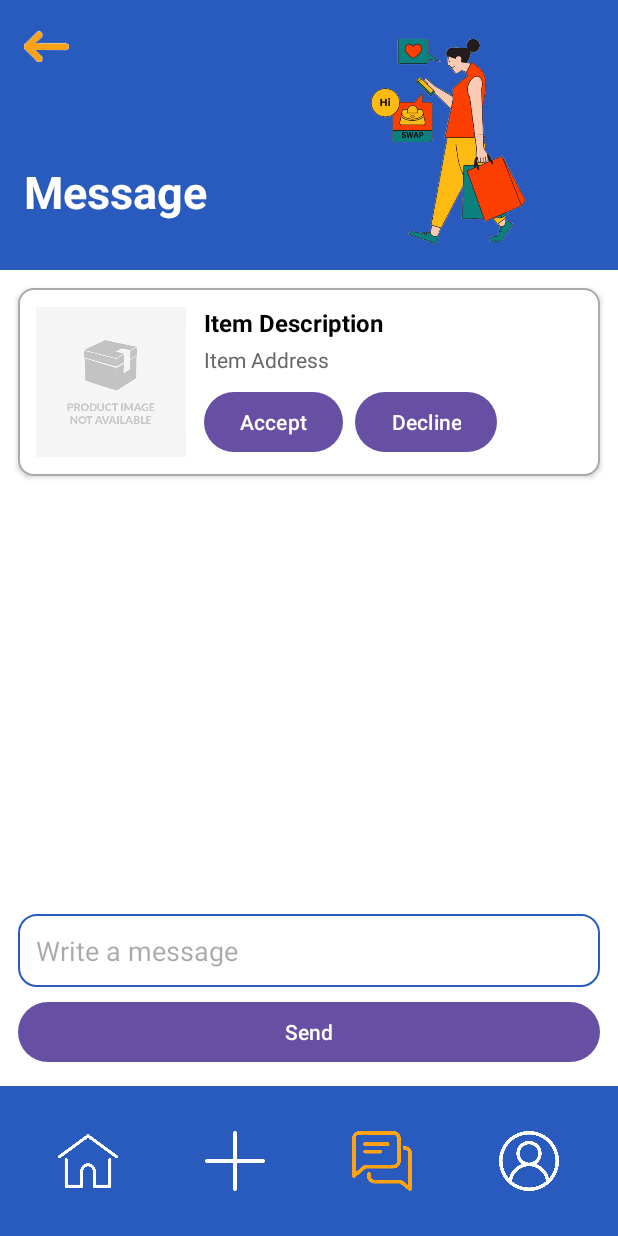
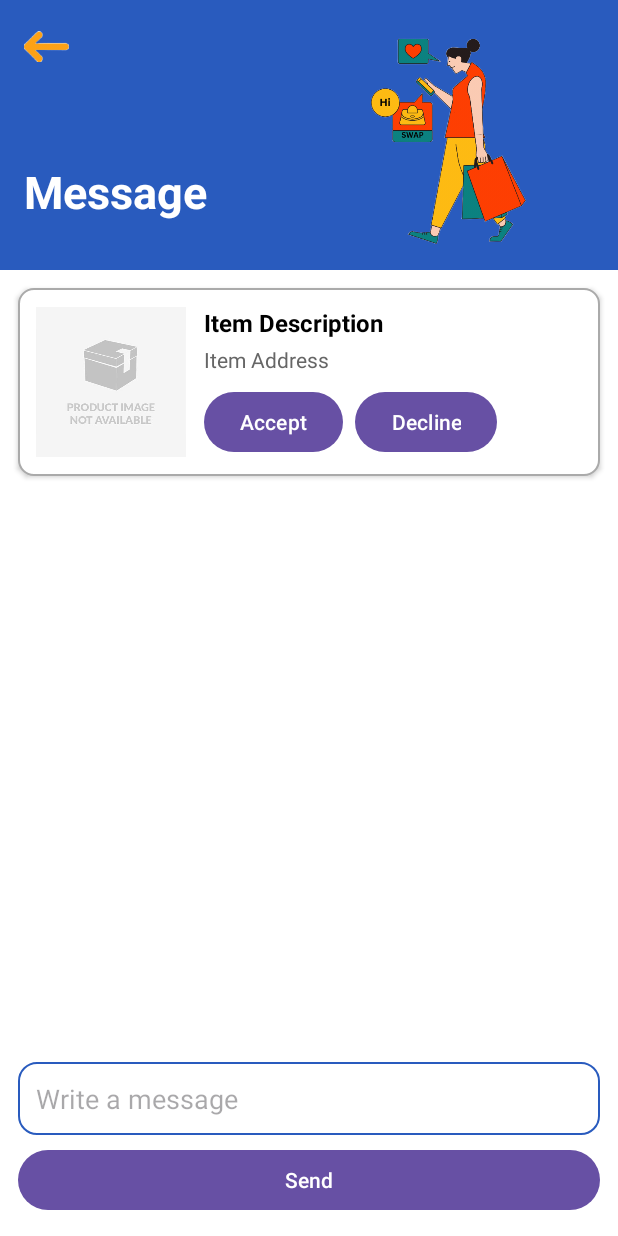
Before and after one commit to HenryBoyakhchyan/SwipSwap-SamsungFinalProject-, an Android app built with Jetpack Compose: the MessagesActivity screen opened directly, with no data from a screen before it, on a phone screen of 412 x 824 dp. Run offline under Robolectric (Android 15) with nearby library versions, the light colour scheme and no system bars; our stand-ins replace Firebase (no records; nobody signed in at launch, a user with empty details on screens opened directly); 1 statement that could not run was skipped.

Commit message:
MassagesActivity

```diff
--- a/app/src/main/java/com/example/swipswapsamsungfinalproject/MessageAdapter.java
+++ b/app/src/main/java/com/example/swipswapsamsungfinalproject/MessageAdapter.java
@@ -51,7 +51,7 @@ public class MessageAdapter extends RecyclerView.Adapter<MessageAdapter.MessageV
     @Override
     public void onBindViewHolder(@NonNull MessageViewHolder holder, int position) {
           MessageItem message = messages.get(position);
-          holder.messageText.setText(message.getMessageText());
+          holder.messageText.setText(message.getText());
     }
 
     @Override
--- /dev/null
+++ b/app/src/main/res/drawable/bg_message_received.xml
@@ -0,0 +1,4 @@
+<shape xmlns:android="http://schemas.android.com/apk/res/android" android:shape="rectangle">
+    <solid android:color="#EEEEEE"/>
+    <corners android:radius="16dp"/>
+</shape>
--- /dev/null
+++ b/app/src/main/res/drawable/bg_message_sent.xml
@@ -0,0 +1,4 @@
+<shape xmlns:android="http://schemas.android.com/apk/res/android" android:shape="rectangle">
+    <solid android:color="@color/primaryBlue"/>
+    <corners android:radius="16dp"/>
+</shape>
--- a/app/src/main/res/layout/activity_messages.xml
+++ b/app/src/main/res/layout/activity_messages.xml
@@ -146,68 +146,11 @@
     <LinearLayout
         android:id="@+id/bottomNav"
         android:layout_width="match_parent"
-        android:layout_height="100dp"
+        android:layout_height="1dp"
         android:layout_alignParentBottom="true"
-        android:background="@color/primaryBlue"
-        android:padding="10dp"
         android:orientation="horizontal"
         android:gravity="center">
 
-        <FrameLayout
-            android:layout_width="0dp"
-            android:layout_height="match_parent"
-            android:layout_weight="1"
-            android:padding="8dp">
-            <ImageView
-                android:id="@+id/home"
-                android:layout_width="40dp"
-                android:layout_height="40dp"
-                android:src="@drawable/home"
-                android:tint="@color/white"
-                android:layout_gravity="center"/>
-        </FrameLayout>
-
-        <FrameLayout
-            android:layout_width="0dp"
-            android:layout_height="match_parent"
-            android:layout_weight="1"
-            android:padding="8dp">
-            <ImageView
-                android:id="@+id/plus"
-                android:layout_width="40dp"
-                android:layout_height="40dp"
-                android:src="@drawable/plus"
-                android:tint="@color/white"
-                android:layout_gravity="center"/>
-        </FrameLayout>
-
-        <FrameLayout
-            android:layout_width="0dp"
-            android:layout_height="match_parent"
-            android:layout_weight="1"
-            android:padding="8dp">
-            <ImageView
-                android:id="@+id/chat"
-                android:layout_width="40dp"
-                android:layout_height="40dp"
-                android:src="@drawable/icon_chat"
-                android:tint="@color/orange"
-                android:layout_gravity="center"/>
-        </FrameLayout>
-
-        <FrameLayout
-            android:layout_width="0dp"
-            android:layout_height="match_parent"
-            android:layout_weight="1"
-            android:padding="8dp">
-            <ImageView
-                android:id="@+id/user"
-                android:layout_width="40dp"
-                android:layout_height="40dp"
-                android:src="@drawable/user"
-                android:tint="@color/white"
-                android:layout_gravity="center"/>
-        </FrameLayout>
     </LinearLayout>
 
 </RelativeLayout>
```
Also changed, not shown: app/src/main/java/com/example/swipswapsamsungfinalproject/MessageItem.java (+14 -31 lines), app/src/main/res/layout/item_message_received.xml (+7 -6 lines), app/src/main/res/layout/item_message_sent.xml (+7 -6 lines).
